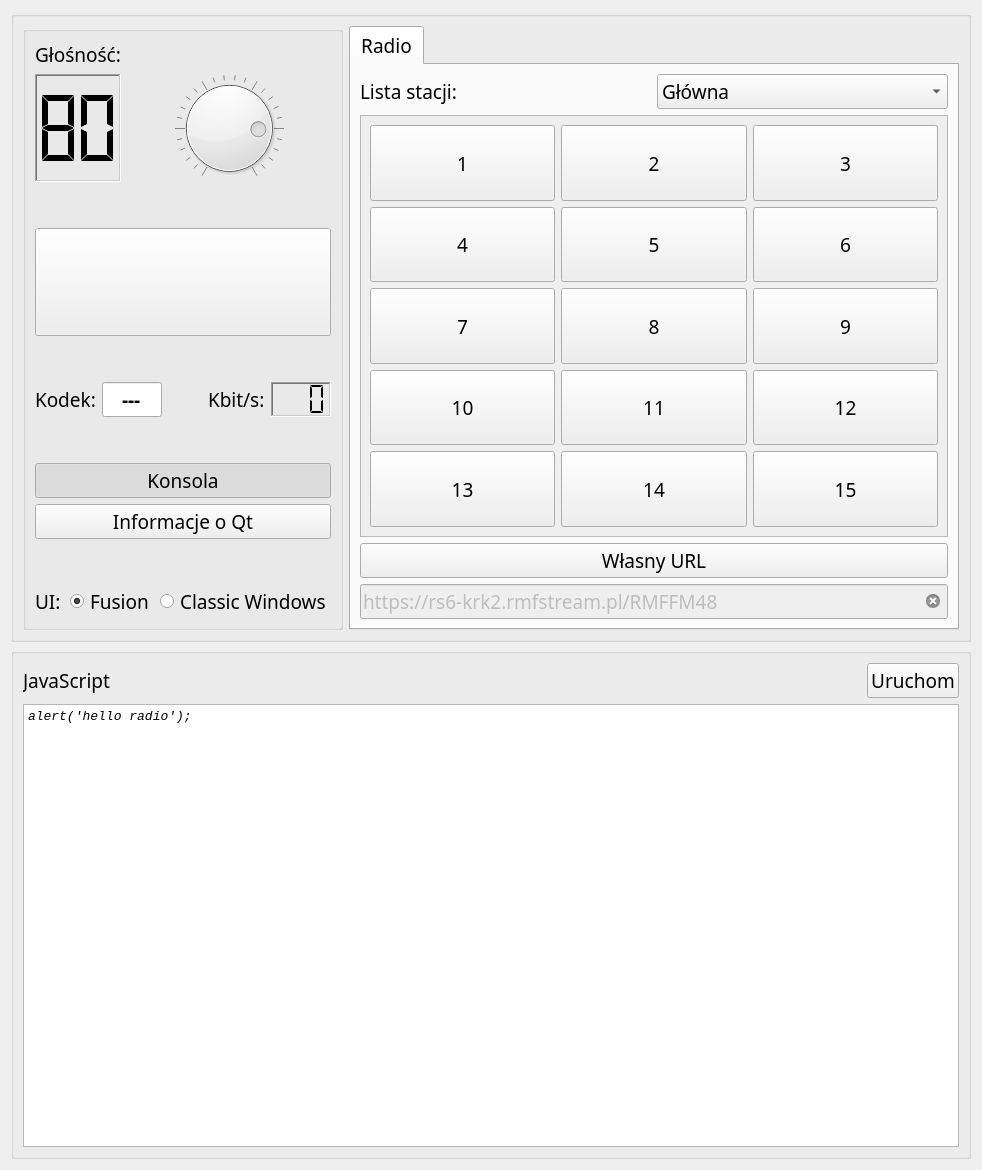
The window that src/mainwidget.ui (machnik/HelloRadio) describes before a commit, drawn with Qt 5.
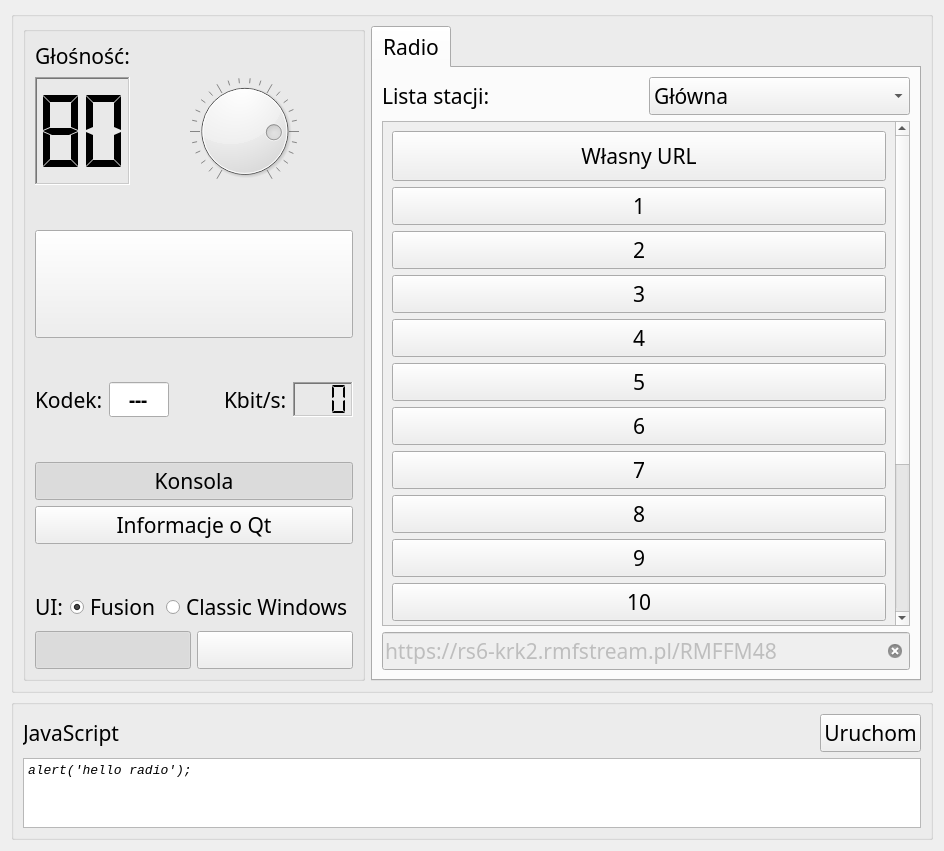
The same window after the commit. Icons and pictures are not drawn.

Commit message: PC and Phone UI mode

What changed in the file:
```diff
--- a/src/mainwidget.ui
+++ b/src/mainwidget.ui
@@ -6,14 +6,14 @@
    <rect>
     <x>0</x>
     <y>0</y>
-    <width>982</width>
-    <height>1170</height>
+    <width>944</width>
+    <height>851</height>
    </rect>
   </property>
   <property name="font">
    <font>
     <family>Century Gothic</family>
-    <pointsize>14</pointsize>
+    <pointsize>16</pointsize>
     <italic>false</italic>
     <bold>false</bold>
    </font>
@@ -159,6 +159,12 @@
             <iconset resource="resources.qrc">
              <normaloff>:/resources/play-button.svg</normaloff>:/resources/play-button.svg</iconset>
            </property>
+           <property name="iconSize">
+            <size>
+             <width>96</width>
+             <height>96</height>
+            </size>
+           </property>
            <property name="checkable">
             <bool>true</bool>
            </property>
@@ -377,6 +383,68 @@
              <property name="text">
               <string>Classic Windows</string>
              </property>
+             <attribute name="buttonGroup">
+              <string notr="true">buttonGroup</string>
+             </attribute>
+            </widget>
+           </item>
+          </layout>
+         </item>
+         <item>
+          <layout class="QHBoxLayout" name="horizontalLayout_4">
+           <item>
+            <widget class="QPushButton" name="pcPB">
+             <property name="text">
+              <string/>
+             </property>
+             <property name="icon">
+              <iconset resource="resources.qrc">
+               <normaloff>:/resources/monitor.svg</normaloff>:/resources/monitor.svg</iconset>
+             </property>
+             <property name="iconSize">
+              <size>
+               <width>64</width>
+               <height>64</height>
+              </size>
+             </property>
+             <property name="checkable">
+              <bool>true</bool>
+             </property>
+             <property name="checked">
+              <bool>true</bool>
+             </property>
+             <property name="autoExclusive">
+              <bool>true</bool>
+             </property>
+             <attribute name="buttonGroup">
+              <string notr="true">buttonGroup_2</string>
+             </attribute>
+            </widget>
+           </item>
+           <item>
+            <widget class="QPushButton" name="phonePB">
+             <property name="text">
+              <string/>
+             </property>
+             <property name="icon">
+              <iconset resource="resources.qrc">
+               <normaloff>:/resources/phone.svg</normaloff>:/resources/phone.svg</iconset>
+             </property>
+             <property name="iconSize">
+              <size>
+               <width>64</width>
+               <height>64</height>
+              </size>
+             </property>
+             <property name="checkable">
+              <bool>true</bool>
+             </property>
+             <property name="autoExclusive">
+              <bool>true</bool>
+             </property>
+             <attribute name="buttonGroup">
+              <string notr="true">buttonGroup_2</string>
+             </attribute>
             </widget>
            </item>
           </layout>
@@ -430,31 +498,40 @@
               <rect>
                <x>0</x>
                <y>0</y>
-               <width>589</width>
-               <height>440</height>
+               <width>523</width>
+               <height>668</height>
               </rect>
              </property>
-             <layout class="QGridLayout" name="gridLayout">
-              <item row="0" column="2">
-               <widget class="QPushButton" name="num3PB">
+             <layout class="QVBoxLayout" name="verticalLayout_4">
+              <item>
+               <widget class="QPushButton" name="otherPB">
                 <property name="sizePolicy">
-                 <sizepolicy hsizetype="Expanding" vsizetype="Expanding">
+                 <sizepolicy hsizetype="Expanding" vsizetype="Fixed">
                   <horstretch>0</horstretch>
                   <verstretch>0</verstretch>
                  </sizepolicy>
                 </property>
+                <property name="minimumSize">
+                 <size>
+                  <width>0</width>
+                  <height>50</height>
+                 </size>
+                </property>
                 <property name="text">
-                 <string>3</string>
+                 <string>Własny URL</string>
                 </property>
                 <property name="checkable">
                  <bool>true</bool>
                 </property>
+                <property name="checked">
+                 <bool>false</bool>
+                </property>
                 <property name="autoExclusive">
                  <bool>true</bool>
                 </property>
                </widget>
               </item>
-              <item row="0" column="0">
+              <item>
                <widget class="QPushButton" name="num1PB">
                 <property name="sizePolicy">
                  <sizepolicy hsizetype="Expanding" vsizetype="Expanding">
@@ -476,45 +553,7 @@
                 </property>
                </widget>
               </item>
-              <item row="1" column="2">
-               <widget class="QPushButton" name="num6PB">
-                <property name="sizePolicy">
-                 <sizepolicy hsizetype="Expanding" vsizetype="Expanding">
-                  <horstretch>0</horstretch>
-                  <verstretch>0</verstretch>
-                 </sizepolicy>
-                </property>
-                <property name="text">
-                 <string>6</string>
-                </property>
-                <property name="checkable">
-                 <bool>true</bool>
-                </property>
-                <property name="autoExclusive">
-                 <bool>true</bool>
-                </property>
-               </widget>
-              </item>
-              <item row="1" column="0">
-               <widget class="QPushButton" name="num4PB">
-                <property name="sizePolicy">
-                 <sizepolicy hsizetype="Expanding" vsizetype="Expanding">
-                  <horstretch>0</horstretch>
-                  <verstretch>0</verstretch>
-                 </sizepolicy>
-                </property>
-                <property name="text">
-                 <string>4</string>
-                </property>
-                <property name="checkable">
-                 <bool>true</bool>
-                </property>
-                <property name="autoExclusive">
-                 <bool>true</bool>
-                </property>
-               </widget>
-              </item>
-              <item row="0" column="1">
+              <item>
                <widget class="QPushButton" name="num2PB">
                 <property name="sizePolicy">
                  <sizepolicy hsizetype="Expanding" vsizetype="Expanding">
@@ -533,7 +572,45 @@
                 </property>
                </widget>
               </item>
-              <item row="1" column="1">
+              <item>
+               <widget class="QPushButton" name="num3PB">
+                <property name="sizePolicy">
+                 <sizepolicy hsizetype="Expanding" vsizetype="Expanding">
+                  <horstretch>0</horstretch>
+                  <verstretch>0</verstretch>
+                 </sizepolicy>
+                </property>
+                <property name="text">
+                 <string>3</string>
+                </property>
+                <property name="checkable">
+                 <bool>true</bool>
+                </property>
+                <property name="autoExclusive">
+                 <bool>true</bool>
+                </property>
+               </widget>
+              </item>
+              <item>
+               <widget class="QPushButton" name="num4PB">
+                <property name="sizePolicy">
+                 <sizepolicy hsizetype="Expanding" vsizetype="Expanding">
+                  <horstretch>0</horstretch>
+                  <verstretch>0</verstretch>
+                 </sizepolicy>
+                </property>
+                <property name="text">
+                 <string>4</string>
+                </property>
+                <property name="checkable">
+                 <bool>true</bool>
+                </property>
+                <property name="autoExclusive">
+                 <bool>true</bool>
+                </property>
+               </widget>
+              </item>
+              <item>
                <widget class="QPushButton" name="num5PB">
                 <property name="sizePolicy">
                  <sizepolicy hsizetype="Expanding" vsizetype="Expanding">
@@ -552,7 +629,64 @@
                 </property>
                </widget>
               </item>
-              <item row="2" column="2">
+              <item>
+               <widget class="QPushButton" name="num6PB">
+                <property name="sizePolicy">
+                 <sizepolicy hsizetype="Expanding" vsizetype="Expanding">
+                  <horstretch>0</horstretch>
+                  <verstretch>0</verstretch>
+                 </sizepolicy>
+                </property>
+                <property name="text">
+                 <string>6</string>
+                </property>
+                <property name="checkable">
+                 <bool>true</bool>
+                </property>
+                <property name="autoExclusive">
+                 <bool>true</bool>
+                </property>
+               </widget>
+              </item>
+              <item>
+               <widget class="QPushButton" name="num7PB">
+                <property name="sizePolicy">
+                 <sizepolicy hsizetype="Expanding" vsizetype="Expanding">
+                  <horstretch>0</horstretch>
+                  <verstretch>0</verstretch>
+                 </sizepolicy>
+                </property>
+                <property name="text">
+                 <string>7</string>
+                </property>
+                <property name="checkable">
+                 <bool>true</bool>
+                </property>
+                <property name="autoExclusive">
+                 <bool>true</bool>
+                </property>
+               </widget>
+              </item>
+              <item>
+               <widget class="QPushButton" name="num8PB">
+                <property name="sizePolicy">
+                 <sizepolicy hsizetype="Expanding" vsizetype="Expanding">
+                  <horstretch>0</horstretch>
+                  <verstretch>0</verstretch>
+                 </sizepolicy>
+                </property>
+                <property name="text">
+                 <string>8</string>
+                </property>
+                <property name="checkable">
+                 <bool>true</bool>
+                </property>
+                <property name="autoExclusive">
+                 <bool>true</bool>
+                </property>
+               </widget>
+              </item>
+              <item>
                <widget class="QPushButton" name="num9PB">
                 <property name="sizePolicy">
                  <sizepolicy hsizetype="Expanding" vsizetype="Expanding">
@@ -571,7 +705,7 @@
                 </property>
                </widget>
               </item>
-              <item row="3" column="0">
+              <item>
                <widget class="QPushButton" name="num10PB">
                 <property name="sizePolicy">
                  <sizepolicy hsizetype="Expanding" vsizetype="Expanding">
@@ -590,26 +724,7 @@
                 </property>
                </widget>
               </item>
-              <item row="2" column="0">
-               <widget class="QPushButton" name="num7PB">
-                <property name="sizePolicy">
-                 <sizepolicy hsizetype="Expanding" vsizetype="Expanding">
-                  <horstretch>0</horstretch>
-                  <verstretch>0</verstretch>
-                 </sizepolicy>
-                </property>
-                <property name="text">
-                 <string>7</string>
-                </property>
-                <property name="checkable">
-                 <bool>true</bool>
-                </property>
-                <property name="autoExclusive">
-                 <bool>true</bool>
-                </property>
-               </widget>
-              </item>
-              <item row="3" column="1">
+              <item>
                <widget class="QPushButton" name="num11PB">
                 <property name="sizePolicy">
                  <sizepolicy hsizetype="Expanding" vsizetype="Expanding">
@@ -628,26 +743,7 @@
                 </property>
                </widget>
               </item>
-              <item row="2" column="1">
-               <widget class="QPushButton" name="num8PB">
-                <property name="sizePolicy">
-                 <sizepolicy hsizetype="Expanding" vsizetype="Expanding">
-                  <horstretch>0</horstretch>
-                  <verstretch>0</verstretch>
-                 </sizepolicy>
-                </property>
-                <property name="text">
-                 <string>8</string>
-                </property>
-                <property name="checkable">
-                 <bool>true</bool>
-                </property>
-                <property name="autoExclusive">
-                 <bool>true</bool>
-                </property>
-               </widget>
-              </item>
-              <item row="3" column="2">
+              <item>
                <widget class="QPushButton" name="num12PB">
                 <property name="sizePolicy">
                  <sizepolicy hsizetype="Expanding" vsizetype="Expanding">
@@ -666,26 +762,7 @@
                 </property>
                </widget>
               </item>
-              <item row="4" column="0">
-               <widget class="QPushButton" name="num13PB">
-                <property name="sizePolicy">
-                 <sizepolicy hsizetype="Expanding" vsizetype="Expanding">
-                  <horstretch>0</horstretch>
-                  <verstretch>0</verstretch>
-                 </sizepolicy>
-                </property>
-                <property name="text">
-                 <string>13</string>
-                </property>
-                <property name="checkable">
-                 <bool>true</bool>
-                </property>
-                <property name="autoExclusive">
-                 <bool>true</bool>
-                </property>
-               </widget>
-              </item>
-              <item row="4" column="1">
+              <item>
                <widget class="QPushButton" name="num14PB">
                 <property name="sizePolicy">
                  <sizepolicy hsizetype="Expanding" vsizetype="Expanding">
@@ -704,7 +781,7 @@
                 </property>
                </widget>
               </item>
-              <item row="4" column="2">
+              <item>
                <widget class="QPushButton" name="num15PB">
                 <property name="sizePolicy">
                  <sizepolicy hsizetype="Expanding" vsizetype="Expanding">
@@ -723,32 +800,29 @@
                 </property>
                </widget>
               </item>
+              <item>
+               <widget class="QPushButton" name="num13PB">
+                <property name="sizePolicy">
+                 <sizepolicy hsizetype="Expanding" vsizetype="Expanding">
+                  <horstretch>0</horstretch>
+                  <verstretch>0</verstretch>
+                 </sizepolicy>
+                </property>
+                <property name="text">
+                 <string>13</string>
+                </property>
+                <property name="checkable">
+                 <bool>true</bool>
+                </property>
+                <property name="autoExclusive">
+                 <bool>true</bool>
+                </property>
+               </widget>
+              </item>
              </layout>
             </widget>
            </widget>
           </item>
-          <item>
-           <widget class="QPushButton" name="otherPB">
-            <property name="sizePolicy">
-             <sizepolicy hsizetype="Expanding" vsizetype="Preferred">
-              <horstretch>0</horstretch>
-              <verstretch>0</verstretch>
-             </sizepolicy>
-            </property>
-            <property name="text">
-             <string>Własny URL</string>
-            </property>
-            <property name="checkable">
-             <bool>true</bool>
-            </property>
-            <property name="checked">
-             <bool>false</bool>
-            </property>
-            <property name="autoExclusive">
-             <bool>true</bool>
-            </property>
-           </widget>
-          </item>
           <item>
            <widget class="QLineEdit" name="urlLE">
             <property name="enabled">
```
Left out of the diff: 134 changed lines with no effect on the pictures. The commit also changes 6 other files.
